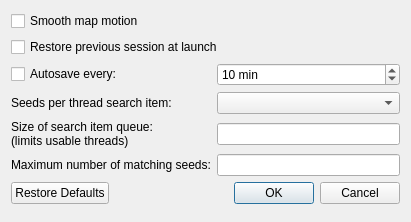
The window that src/configdialog.ui (Cubitect/cubiomes-viewer) describes before a commit, drawn with Qt 5.
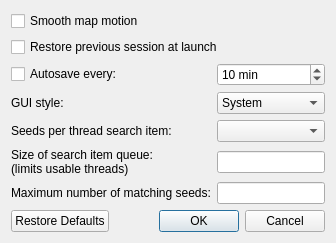
The same window after the commit. Icons and pictures are not drawn.

What changed in the file:
```diff
--- a/src/configdialog.ui
+++ b/src/configdialog.ui
@@ -2,14 +2,6 @@
 <ui version="4.0">
  <class>ConfigDialog</class>
  <widget class="QDialog" name="ConfigDialog">
-  <property name="geometry">
-   <rect>
-    <x>0</x>
-    <y>0</y>
-    <width>411</width>
-    <height>222</height>
-   </rect>
-  </property>
   <property name="windowTitle">
    <string>Preferences</string>
   </property>
@@ -18,14 +10,14 @@
     <normaloff>:/icons/map.png</normaloff>:/icons/map.png</iconset>
   </property>
   <layout class="QGridLayout" name="gridLayout">
-   <item row="7" column="0">
+   <item row="8" column="0">
     <widget class="QLabel" name="label_3">
      <property name="text">
       <string>Maximum number of matching seeds:</string>
      </property>
     </widget>
    </item>
-   <item row="8" column="0" colspan="2">
+   <item row="9" column="0" colspan="2">
     <widget class="QDialogButtonBox" name="buttonBox">
      <property name="orientation">
       <enum>Qt::Horizontal</enum>
@@ -35,7 +27,7 @@
      </property>
     </widget>
    </item>
-   <item row="6" column="0">
+   <item row="7" column="0">
     <widget class="QLabel" name="label_2">
      <property name="text">
       <string>Size of search item queue:
@@ -43,7 +35,7 @@
      </property>
     </widget>
    </item>
-   <item row="5" column="0">
+   <item row="6" column="0">
     <widget class="QLabel" name="label">
      <property name="text">
       <string>Seeds per thread search item:</string>
@@ -60,7 +52,7 @@
      </property>
     </widget>
    </item>
-   <item row="6" column="1">
+   <item row="7" column="1">
     <widget class="QLineEdit" name="lineQueueSize"/>
    </item>
    <item row="3" column="0" colspan="2">
@@ -70,10 +62,10 @@
      </property>
     </widget>
    </item>
-   <item row="5" column="1">
+   <item row="6" column="1">
     <widget class="QComboBox" name="cboxItemSize"/>
    </item>
-   <item row="7" column="1">
+   <item row="8" column="1">
     <widget class="QLineEdit" name="lineMatching"/>
    </item>
    <item row="4" column="0">
@@ -99,6 +91,27 @@
      </property>
     </widget>
    </item>
+   <item row="5" column="0">
+    <widget class="QLabel" name="label_4">
+     <property name="text">
+      <string>GUI style:</string>
+     </property>
+    </widget>
+   </item>
+   <item row="5" column="1">
+    <widget class="QComboBox" name="comboStyle">
+     <item>
+      <property name="text">
+       <string>System</string>
+      </property>
+     </item>
+     <item>
+      <property name="text">
+       <string>Dark</string>
+      </property>
+     </item>
+    </widget>
+   </item>
   </layout>
  </widget>
  <resources>
```
